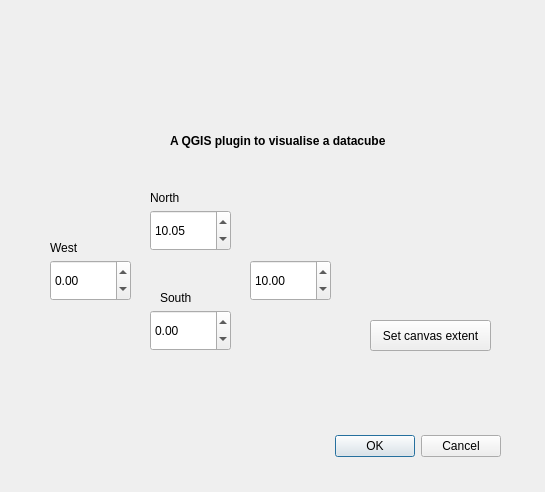
Old version of the form canvas_dialog.ui in the repository JennyL5/assimila_datacube_plugin2.
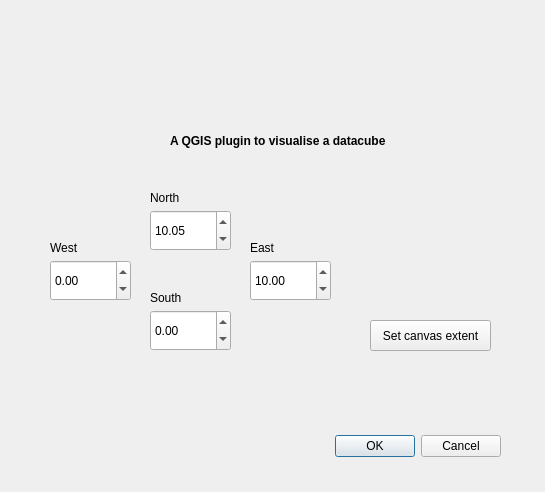
New version of the form. Icons and pictures are not drawn.

Commit message: updated nesw, search and canvas dialog

```diff
--- a/canvas_dialog.ui
+++ b/canvas_dialog.ui
@@ -161,7 +161,7 @@
   <widget class="QLabel" name="label_6">
    <property name="geometry">
     <rect>
-     <x>160</x>
+     <x>150</x>
      <y>290</y>
      <width>91</width>
      <height>16</height>
@@ -190,6 +190,19 @@
     <double>10.000000000000000</double>
    </property>
   </widget>
+  <widget class="QLabel" name="label_8">
+   <property name="geometry">
+    <rect>
+     <x>250</x>
+     <y>240</y>
+     <width>91</width>
+     <height>16</height>
+    </rect>
+   </property>
+   <property name="text">
+    <string>East</string>
+   </property>
+  </widget>
  </widget>
  <connections/>
 </ui>
```
The commit also changes 13 other files.
